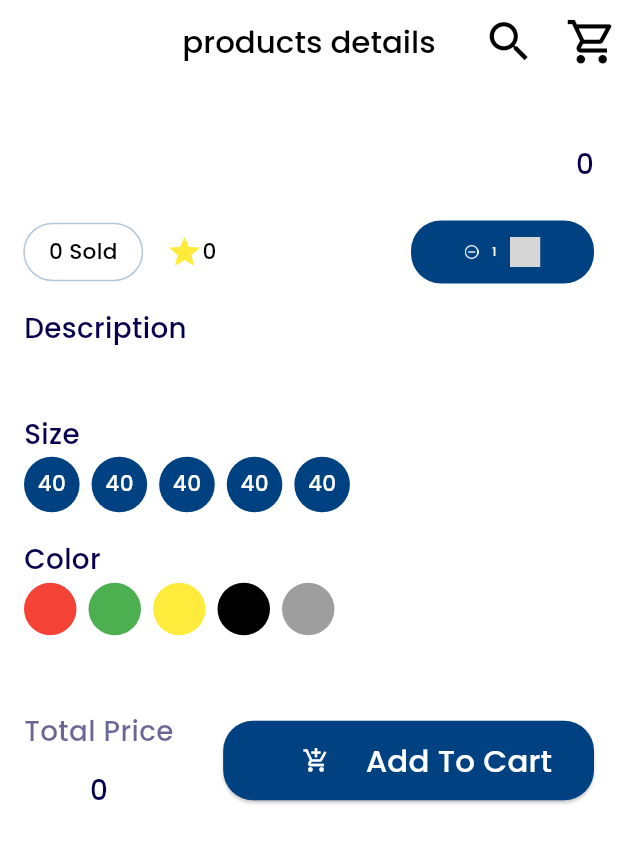
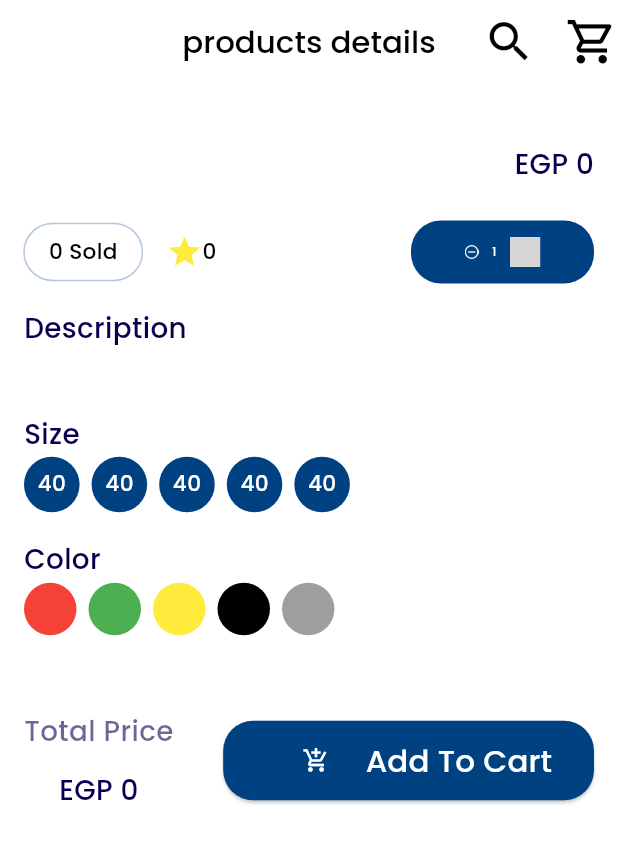
Before and after one commit to MahmoudElgaml/e-comarca, a Flutter app: the ProductDetailScreen screen opened directly with empty values, on a phone screen of 412 x 824 dp. Shown: the top 843 px of the screen. Run offline on Flutter 3.47's test engine with Material 3 defaults, Android fonts, the phone set to English and light mode, and no system bars; our stand-ins replace animated_text_kit, bloc, bot_toast, cached_network_image, dartz, device_preview and 16 more; missing offline and left inert: dart:ffi; accounts and stored records are empty; generated files the repository leaves out were written again; network calls fail; grey boxes are pictures that could not be loaded.

Commit message:
finish issue on wishlist feature create cartCubit more than one productDetail feature: finish all problems

```diff
--- a/lib/features/cart_feature/presentation/pages/cart_screen.dart
+++ b/lib/features/cart_feature/presentation/pages/cart_screen.dart
@@ -85,6 +85,7 @@ class CartScreen extends StatelessWidget {
     );
   }
 }
+
 class CartLoading extends StatelessWidget {
   const CartLoading({super.key});
 
--- a/lib/features/product_detail_feature/presentation/widgets/price_addtocart_widget.dart
+++ b/lib/features/product_detail_feature/presentation/widgets/price_addtocart_widget.dart
@@ -31,7 +31,7 @@ class PriceAddToCartWidget extends StatelessWidget {
             ),
             const Gap(12),
             Text(
-             HelperFunction.checkOnDiscount(product.price, product.priceAfterDiscount),
+              "EGP ${HelperFunction.checkOnDiscount(product.price, product.priceAfterDiscount)}",
               style: AppStyle.style18(context),
             ),
           ],
--- a/lib/features/product_detail_feature/presentation/widgets/product_info_widget.dart
+++ b/lib/features/product_detail_feature/presentation/widgets/product_info_widget.dart
@@ -51,8 +51,7 @@ class ProductInfoWidget extends StatelessWidget {
             ),
             const Spacer(),
             Text(
-              HelperFunction.checkOnDiscount(
-                  product.price, product.priceAfterDiscount),
+              "EGP ${HelperFunction.checkOnDiscount(product.price, product.priceAfterDiscount)}",
               style: AppStyle.style18(context),
             ),
           ],
--- a/lib/features/wishlist_feature/presentation/pages/wichlist_view.dart
+++ b/lib/features/wishlist_feature/presentation/pages/wichlist_view.dart
@@ -43,7 +43,7 @@ class WichListView extends StatelessWidget {
                 return WishlistGrid(wishProducts: products);
               }
 
-              return Expanded(child: const WishlistLoading());
+              return const Expanded(child: WishlistLoading());
             },
           )
         ],
--- a/lib/features/wishlist_feature/presentation/widgets/wishlist_grid.dart
+++ b/lib/features/wishlist_feature/presentation/widgets/wishlist_grid.dart
@@ -3,7 +3,9 @@
 import 'package:flutter/material.dart';
 import 'package:gap/gap.dart';
 
+import '../../../../core/service_locator/config.dart';
 import '../../../../core/utils/cpmponents/product_cart.dart';
+import '../../../cart_feature/presentation/manager/get_cart_product_cubit.dart';
 import '../../domain/entities/WishProductEntity.dart';
 import '../manager/wishlist_cubit.dart';
 
@@ -12,9 +14,11 @@ class WishlistGrid extends StatelessWidget {
   final List<WishProductDataEntity>?  wishProducts;
   @override
   Widget build(BuildContext context) {
+    var cartCubit = getIt<GetCartProductCubit>();
     return Expanded(
       child: ListView.separated(
         itemBuilder: (context, index) =>  ProductCart(
+          cartCubit: cartCubit,
           wishCubit: WishlistCubit.get(context),
           wishProduct: wishProducts?[index],
           isCart: false,
```
Also changed, not shown: lib/core/utils/cpmponents/product_cart.dart (+5 -4 lines).
